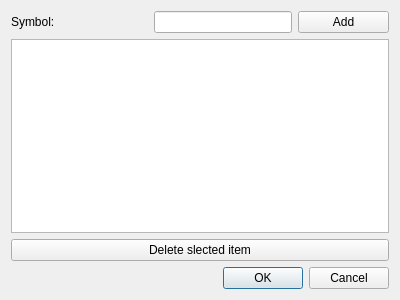
Before: the Qt Designer form stockselector.ui in danib-prog/stockmarket-helper, drawn with Qt 5.
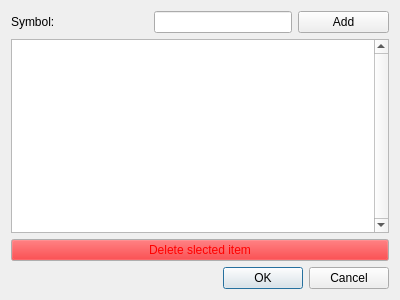
After: the same form once the commit is applied.

Commit message: Finished the aspects and symbols dialogs, including connection to MainWindow

The edit to the form file:
```diff
--- a/stockselector.ui
+++ b/stockselector.ui
@@ -71,10 +71,185 @@
      <property name="frameShadow">
       <enum>QFrame::Plain</enum>
      </property>
+     <property name="verticalScrollBarPolicy">
+      <enum>Qt::ScrollBarAlwaysOn</enum>
+     </property>
     </widget>
    </item>
    <item>
     <widget class="QPushButton" name="symbolDeleteButton">
+     <property name="palette">
+      <palette>
+       <active>
+        <colorrole role="Button">
+         <brush brushstyle="SolidPattern">
+          <color alpha="100">
+           <red>243</red>
+           <green>0</green>
+           <blue>4</blue>
+          </color>
+         </brush>
+        </colorrole>
+        <colorrole role="Midlight">
+         <brush brushstyle="SolidPattern">
+          <color alpha="100">
+           <red>227</red>
+           <green>0</green>
+           <blue>3</blue>
+          </color>
+         </brush>
+        </colorrole>
+        <colorrole role="ButtonText">
+         <brush brushstyle="SolidPattern">
+          <color alpha="255">
+           <red>255</red>
+           <green>0</green>
+           <blue>0</blue>
+          </color>
+         </brush>
+        </colorrole>
+        <colorrole role="Base">
+         <brush brushstyle="SolidPattern">
+          <color alpha="255">
+           <red>255</red>
+           <green>255</green>
+           <blue>255</blue>
+          </color>
+         </brush>
+        </colorrole>
+        <colorrole role="Window">
+         <brush brushstyle="SolidPattern">
+          <color alpha="255">
+           <red>244</red>
+           <green>243</green>
+           <blue>243</blue>
+          </color>
+         </brush>
+        </colorrole>
+        <colorrole role="AlternateBase">
+         <brush brushstyle="SolidPattern">
+          <color alpha="100">
+           <red>233</red>
+           <green>231</green>
+           <blue>227</blue>
+          </color>
+         </brush>
+        </colorrole>
+       </active>
+       <inactive>
+        <colorrole role="Button">
+         <brush brushstyle="SolidPattern">
+          <color alpha="100">
+           <red>243</red>
+           <green>0</green>
+           <blue>4</blue>
+          </color>
+         </brush>
+        </colorrole>
+        <colorrole role="Midlight">
+         <brush brushstyle="SolidPattern">
+          <color alpha="100">
+           <red>227</red>
+           <green>0</green>
+           <blue>3</blue>
+          </color>
+         </brush>
+        </colorrole>
+        <colorrole role="ButtonText">
+         <brush brushstyle="SolidPattern">
+          <color alpha="255">
+           <red>255</red>
+           <green>0</green>
+           <blue>0</blue>
+          </color>
+         </brush>
+        </colorrole>
+        <colorrole role="Base">
+         <brush brushstyle="SolidPattern">
+          <color alpha="255">
+           <red>255</red>
+           <green>255</green>
+           <blue>255</blue>
+          </color>
+         </brush>
+        </colorrole>
+        <colorrole role="Window">
+         <brush brushstyle="SolidPattern">
+          <color alpha="255">
+           <red>244</red>
+           <green>243</green>
+           <blue>243</blue>
+          </color>
+         </brush>
+        </colorrole>
+        <colorrole role="AlternateBase">
+         <brush brushstyle="SolidPattern">
+          <color alpha="100">
+           <red>233</red>
+           <green>231</green>
+           <blue>227</blue>
+          </color>
+         </brush>
+        </colorrole>
+       </inactive>
+       <disabled>
+        <colorrole role="Button">
+         <brush brushstyle="SolidPattern">
+          <color alpha="100">
+           <red>243</red>
+           <green>0</green>
+           <blue>4</blue>
+          </color>
+         </brush>
+        </colorrole>
+        <colorrole role="Midlight">
+         <brush brushstyle="SolidPattern">
+          <color alpha="100">
+           <red>227</red>
+           <green>0</green>
+           <blue>3</blue>
+          </color>
+         </brush>
+        </colorrole>
+        <colorrole role="ButtonText">
+         <brush brushstyle="SolidPattern">
+          <color alpha="255">
+           <red>120</red>
+           <green>120</green>
+           <blue>120</blue>
+          </color>
+         </brush>
+        </colorrole>
+        <colorrole role="Base">
+         <brush brushstyle="SolidPattern">
+          <color alpha="255">
+           <red>244</red>
+           <green>243</green>
+           <blue>243</blue>
+          </color>
+         </brush>
+        </colorrole>
+        <colorrole role="Window">
+         <brush brushstyle="SolidPattern">
+          <color alpha="255">
+           <red>244</red>
+           <green>243</green>
+           <blue>243</blue>
+          </color>
+         </brush>
+        </colorrole>
+        <colorrole role="AlternateBase">
+         <brush brushstyle="SolidPattern">
+          <color alpha="100">
+           <red>233</red>
+           <green>231</green>
+           <blue>227</blue>
+          </color>
+         </brush>
+        </colorrole>
+       </disabled>
+      </palette>
+     </property>
      <property name="statusTip">
       <string>The selected symbol's stock will no longer be displayed in the table</string>
      </property>
```
The commit also changes 3 other files.
